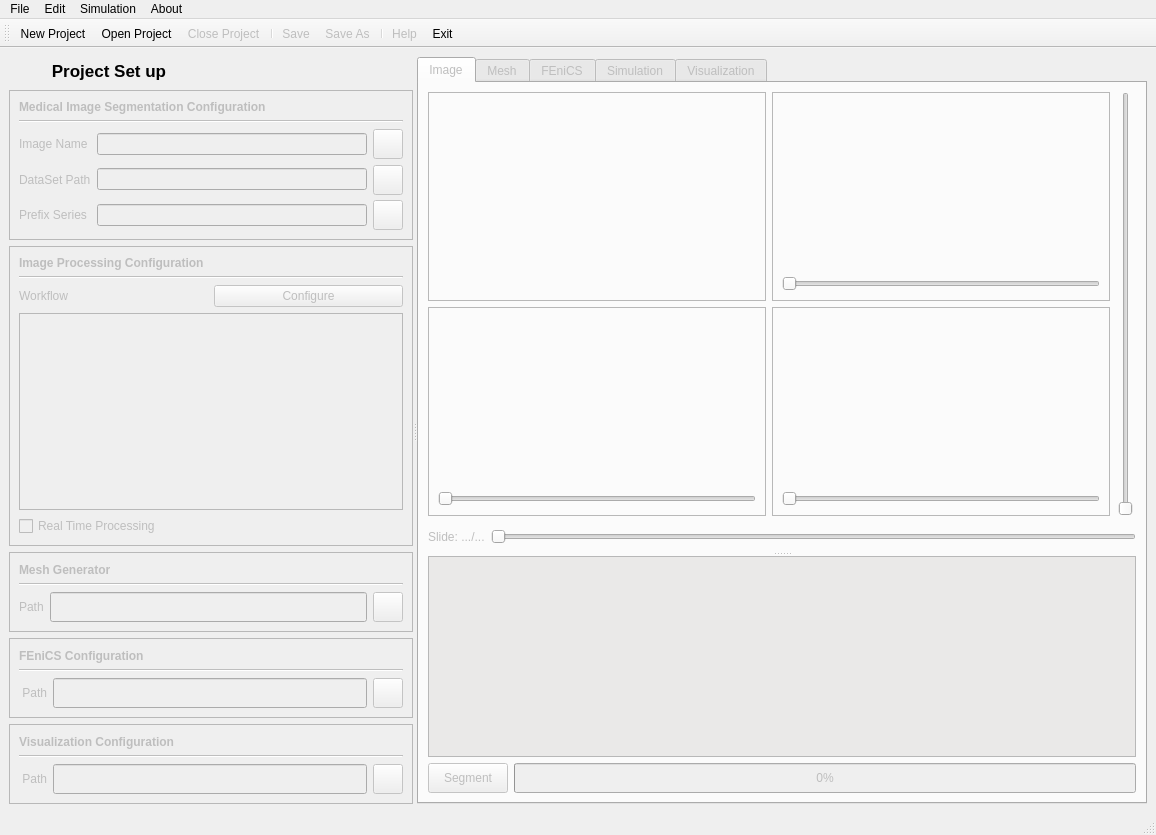
Above: FEniCSBloodSim/fenics_blood_sim.ui from carmenalonsomontes/FEniCS-Medical-Simulation before the change. Below: the same form after it.
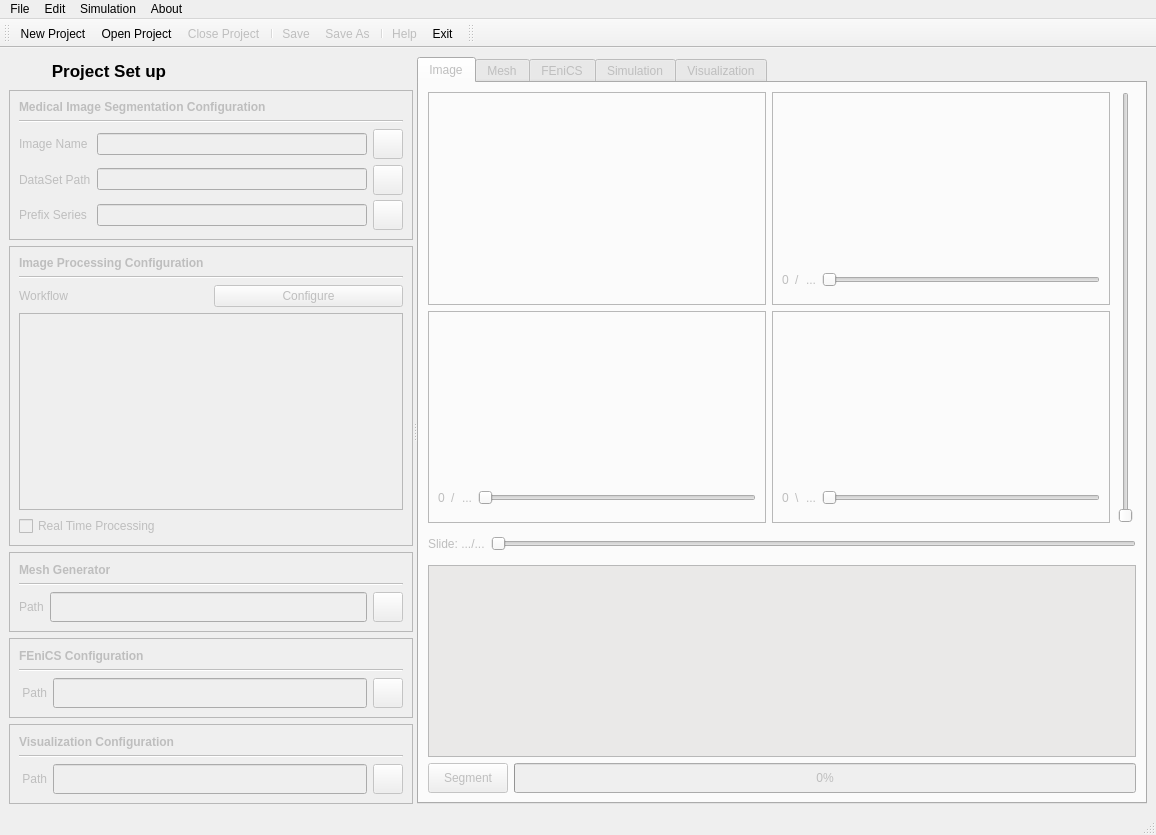
That is the form after the change. Icons and pictures are not drawn. Custom widgets are drawn as their Qt base class.

Commit message: + Added basic functionality for sliders and to show the slice number in each of the 3 views (Axial, Sagittal and Coronal)

The edit to the form file:
```diff
--- a/FEniCSBloodSim/fenics_blood_sim.ui
+++ b/FEniCSBloodSim/fenics_blood_sim.ui
@@ -817,14 +817,7 @@
         <attribute name="title">
          <string>Image</string>
         </attribute>
-        <layout class="QVBoxLayout" name="verticalLayout_26">
-         <item>
-          <widget class="QSplitter" name="splitter_2">
-           <property name="orientation">
-            <enum>Qt::Vertical</enum>
-           </property>
-           <widget class="QWidget" name="layoutWidget">
-            <layout class="QVBoxLayout" name="verticalLayout_2">
+        <layout class="QVBoxLayout" name="verticalLayout_23">
              <item>
               <layout class="QHBoxLayout" name="horizontalLayout_5">
                <item>
@@ -890,8 +883,8 @@
                        <widget class="QVTKWidget" name="sagittalViewWidget" native="true">
                         <property name="minimumSize">
                          <size>
-                          <width>105</width>
-                          <height>105</height>
+                      <width>130</width>
+                      <height>130</height>
                          </size>
                         </property>
                         <property name="maximumSize">
@@ -901,13 +894,72 @@
                          </size>
                         </property>
                        </widget>
+                  </item>
+                  <item>
+                   <layout class="QHBoxLayout" name="horizontalLayout_11">
+                    <item>
+                     <layout class="QHBoxLayout" name="horizontalLayout_10">
+                      <item>
+                       <widget class="QLabel" name="currentSagittalSlice">
+                        <property name="maximumSize">
+                         <size>
+                          <width>16777215</width>
+                          <height>30</height>
+                         </size>
+                        </property>
+                        <property name="text">
+                         <string>0</string>
+                        </property>
+                       </widget>
+                      </item>
+                      <item>
+                       <widget class="QLabel" name="sagittalSep">
+                        <property name="sizePolicy">
+                         <sizepolicy hsizetype="Fixed" vsizetype="Fixed">
+                          <horstretch>0</horstretch>
+                          <verstretch>0</verstretch>
+                         </sizepolicy>
+                        </property>
+                        <property name="maximumSize">
+                         <size>
+                          <width>16777215</width>
+                          <height>30</height>
+                         </size>
+                        </property>
+                        <property name="text">
+                         <string>\</string>
+                        </property>
+                       </widget>
+                      </item>
+                      <item>
+                       <widget class="QLabel" name="totalSagittalSlices">
+                        <property name="maximumSize">
+                         <size>
+                          <width>16777215</width>
+                          <height>30</height>
+                         </size>
+                        </property>
+                        <property name="text">
+                         <string>...</string>
+                        </property>
+                       </widget>
+                      </item>
+                     </layout>
                       </item>
                       <item>
                        <widget class="QSlider" name="sagittalSlider">
+                      <property name="maximumSize">
+                       <size>
+                        <width>16777215</width>
+                        <height>30</height>
+                       </size>
+                      </property>
                         <property name="orientation">
                          <enum>Qt::Horizontal</enum>
                         </property>
                        </widget>
+                    </item>
+                   </layout>
                       </item>
                      </layout>
                     </item>
@@ -943,15 +995,15 @@
                    <property name="lineWidth">
                     <number>5</number>
                    </property>
-                   <layout class="QVBoxLayout" name="verticalLayout_23">
-                    <item>
                      <layout class="QVBoxLayout" name="verticalLayout_20">
                       <item>
+                 <layout class="QVBoxLayout" name="verticalLayout_2">
+                  <item>
                        <widget class="QVTKWidget" name="axialViewWidget" native="true">
                         <property name="minimumSize">
                          <size>
-                          <width>105</width>
-                          <height>105</height>
+                      <width>130</width>
+                      <height>130</height>
                          </size>
                         </property>
                         <property name="maximumSize">
@@ -961,13 +1013,72 @@
                          </size>
                         </property>
                        </widget>
+                  </item>
+                  <item>
+                   <layout class="QHBoxLayout" name="horizontalLayout_7">
+                    <item>
+                     <layout class="QHBoxLayout" name="horizontalLayout">
+                      <item>
+                       <widget class="QLabel" name="currentAxialSlice">
+                        <property name="maximumSize">
+                         <size>
+                          <width>16777215</width>
+                          <height>30</height>
+                         </size>
+                        </property>
+                        <property name="text">
+                         <string>0</string>
+                        </property>
+                       </widget>
+                      </item>
+                      <item>
+                       <widget class="QLabel" name="axialSep">
+                        <property name="sizePolicy">
+                         <sizepolicy hsizetype="Fixed" vsizetype="Fixed">
+                          <horstretch>0</horstretch>
+                          <verstretch>0</verstretch>
+                         </sizepolicy>
+                        </property>
+                        <property name="maximumSize">
+                         <size>
+                          <width>16777215</width>
+                          <height>30</height>
+                         </size>
+                        </property>
+                        <property name="text">
+                         <string>/</string>
+                        </property>
+                       </widget>
+                      </item>
+                      <item>
+                       <widget class="QLabel" name="totalAxialSlices">
+                        <property name="maximumSize">
+                         <size>
+                          <width>16777215</width>
+                          <height>30</height>
+                         </size>
+                        </property>
+                        <property name="text">
+                         <string>...</string>
+                        </property>
+                       </widget>
+                      </item>
+                     </layout>
                       </item>
                       <item>
                        <widget class="QSlider" name="axialSlider">
+                      <property name="maximumSize">
+                       <size>
+                        <width>16777215</width>
+                        <height>30</height>
+                       </size>
+                      </property>
                         <property name="orientation">
                          <enum>Qt::Horizontal</enum>
                         </property>
                        </widget>
+                    </item>
+                   </layout>
                       </item>
                      </layout>
                     </item>
@@ -1004,8 +1115,8 @@
                        <widget class="QVTKWidget" name="coronalViewWidget" native="true">
                         <property name="minimumSize">
                          <size>
-                          <width>105</width>
-                          <height>105</height>
+                      <width>130</width>
+                      <height>130</height>
                          </size>
                         </property>
                         <property name="maximumSize">
@@ -1015,13 +1126,72 @@
                          </size>
                         </property>
                        </widget>
+                  </item>
+                  <item>
+                   <layout class="QHBoxLayout" name="horizontalLayout_9">
+                    <item>
+                     <layout class="QHBoxLayout" name="horizontalLayout_8">
+                      <item>
+                       <widget class="QLabel" name="currentCoronalSlice">
+                        <property name="maximumSize">
+                         <size>
+                          <width>16777215</width>
+                          <height>30</height>
+                         </size>
+                        </property>
+                        <property name="text">
+                         <string>0</string>
+                        </property>
+                       </widget>
+                      </item>
+                      <item>
+                       <widget class="QLabel" name="coronalSep">
+                        <property name="sizePolicy">
+                         <sizepolicy hsizetype="Fixed" vsizetype="Fixed">
+                          <horstretch>0</horstretch>
+                          <verstretch>0</verstretch>
+                         </sizepolicy>
+                        </property>
+                        <property name="maximumSize">
+                         <size>
+                          <width>16777215</width>
+                          <height>30</height>
+                         </size>
+                        </property>
+                        <property name="text">
+                         <string>/</string>
+                        </property>
+                       </widget>
+                      </item>
+                      <item>
+                       <widget class="QLabel" name="totalCoronalSlices">
+                        <property name="maximumSize">
+                         <size>
+                          <width>16777215</width>
+                          <height>30</height>
+                         </size>
+                        </property>
+                        <property name="text">
+                         <string>...</string>
+                        </property>
+                       </widget>
+                      </item>
+                     </layout>
                       </item>
                       <item>
                        <widget class="QSlider" name="coronalSlider">
+                      <property name="maximumSize">
+                       <size>
+                        <width>16777215</width>
+                        <height>30</height>
+                       </size>
+                      </property>
                         <property name="orientation">
                          <enum>Qt::Horizontal</enum>
                         </property>
                        </widget>
+                    </item>
+                   </layout>
                       </item>
                      </layout>
                     </item>
@@ -1093,9 +1263,7 @@
                </item>
               </layout>
              </item>
-            </layout>
-           </widget>
-           <widget class="QWidget" name="layoutWidget">
+         <item>
             <layout class="QGridLayout" name="gridLayout_5">
              <item row="0" column="0" colspan="2">
               <widget class="QTextEdit" name="imageConsoleTextEdit">
@@ -1225,8 +1393,6 @@
               </widget>
              </item>
             </layout>
-           </widget>
-          </widget>
          </item>
         </layout>
        </widget>
@@ -1796,6 +1962,17 @@
    <addaction name="actionHelp"/>
    <addaction name="actionExit_MainWindow"/>
   </widget>
+  <widget class="QToolBar" name="toolBar_2">
+   <property name="windowTitle">
+    <string>toolBar_2</string>
+   </property>
+   <attribute name="toolBarArea">
+    <enum>TopToolBarArea</enum>
+   </attribute>
+   <attribute name="toolBarBreak">
+    <bool>false</bool>
+   </attribute>
+  </widget>
   <action name="actionNew_Project">
    <property name="icon">
     <iconset resource="fenics_blood_sim.qrc">
```
Lines whose indentation alone changed are shown as unchanged. The commit also changes 3 other files.
